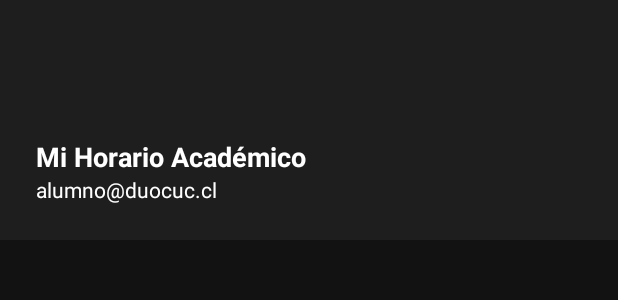
After one commit to GVQ-uwu/API_Calendar, an Android app: the layout nav_header.xml on its own in the app's theme, with its tools: preview values and no code run, on a phone screen of 412 x 824 dp. The commit adds this screen. Shown: the top 300 px of the screen. Run offline under Robolectric (Android 15) with nearby library versions, the phone set to English and light mode, and no system bars.

Commit message:
navegación y diseño de iconos

```diff
--- /dev/null
+++ b/app/src/main/res/drawable/ic_home_24.xml
@@ -0,0 +1,5 @@
+<vector xmlns:android="http://schemas.android.com/apk/res/android" android:height="24dp" android:tint="#4A49DE" android:viewportHeight="24" android:viewportWidth="24" android:width="24dp">
+
+    <path android:fillColor="@android:color/white" android:pathData="M10,20v-6h4v6h5v-8h3L12,3 2,12h3v8z"/>
+
+</vector>
--- /dev/null
+++ b/app/src/main/res/drawable/ic_menu_24.xml
@@ -0,0 +1,5 @@
+<vector xmlns:android="http://schemas.android.com/apk/res/android" android:height="24dp" android:tint="#4A49DE" android:viewportHeight="24" android:viewportWidth="24" android:width="24dp">
+
+    <path android:fillColor="@android:color/white" android:pathData="M3,18h18v-2L3,16v2zM3,13h18v-2L3,11v2zM3,6v2h18L21,6L3,6z"/>
+
+</vector>
--- /dev/null
+++ b/app/src/main/res/layout/nav_header.xml
@@ -0,0 +1,19 @@
+<?xml version="1.0" encoding="utf-8"?>
+<LinearLayout xmlns:android="http://schemas.android.com/apk/res/android"
+    android:orientation="vertical" android:padding="24dp"
+    android:layout_width="match_parent" android:layout_height="160dp"
+    android:gravity="bottom" android:background="@color/md_surface">
+    <TextView
+        android:id="@+id/tvUser"
+        android:text="Mi Horario Académico"
+        android:textColor="@color/md_on"
+        android:textStyle="bold"
+        android:textSize="18sp"
+        android:layout_width="wrap_content"
+        android:layout_height="wrap_content"/>
+    <TextView
+        android:text="alumno@duocuc.cl"
+        android:textColor="@color/md_on"
+        android:layout_width="wrap_content"
+        android:layout_height="wrap_content"/>
+</LinearLayout>
```
Also changed, not shown: app/src/main/java/com/example/api_calendar/ui/MainActivity.kt (+27 -10 lines), app/src/main/res/layout/activity_main.xml (+32 -14 lines), app/src/main/res/menu/menu_main_drawer.xml (added, +10 -0 lines).
